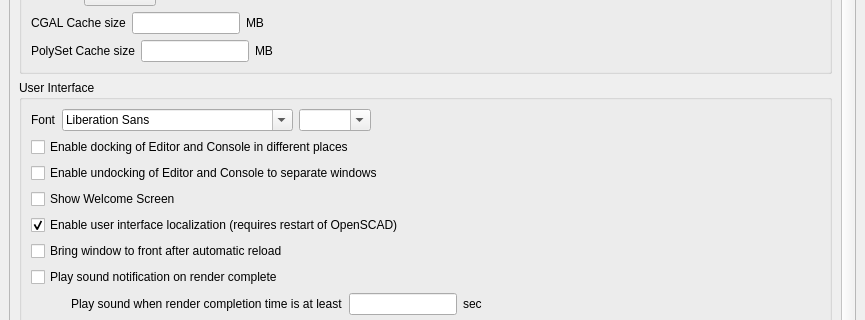
openscad/openscad, file src/gui/Preferences.ui: the form before one commit; both pictures show x 0 to 865 and y 214 to 534 of the 865 by 860 pixel window.
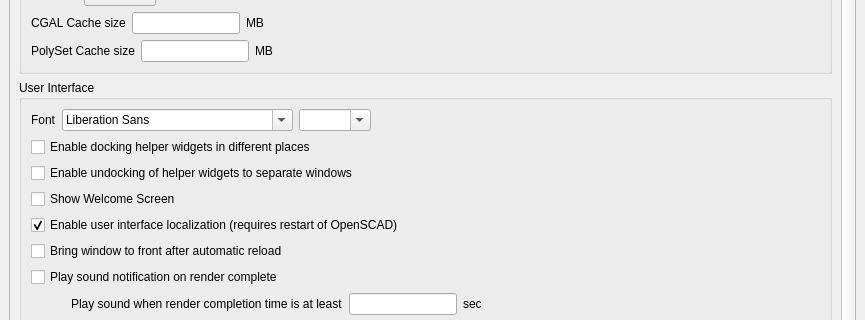
The form after the commit. The open tabs and pages were chosen to show the change. Icons and pictures are not drawn. Custom widgets are drawn as their Qt base class.

Commit message: Update outdated docking and undocking settings

What changed in the file:
```diff
--- a/src/gui/Preferences.ui
+++ b/src/gui/Preferences.ui
@@ -1950,7 +1950,7 @@
             <rect>
              <x>0</x>
              <y>0</y>
-             <width>570</width>
+             <width>824</width>
              <height>1276</height>
             </rect>
            </property>
@@ -2195,14 +2195,14 @@
                <item>
                 <widget class="QCheckBox" name="reorderCheckBox">
                  <property name="text">
-                  <string>Enable docking of Editor and Console in different places</string>
+                  <string>Enable docking helper widgets in different places</string>
                  </property>
                 </widget>
                </item>
                <item>
                 <widget class="QCheckBox" name="undockCheckBox">
                  <property name="text">
-                  <string>Enable undocking of Editor and Console to separate windows</string>
+                  <string>Enable undocking of helper widgets to separate windows</string>
                  </property>
                 </widget>
                </item>
```
Left out of the diff: 16 changed lines with no effect on the pictures.
